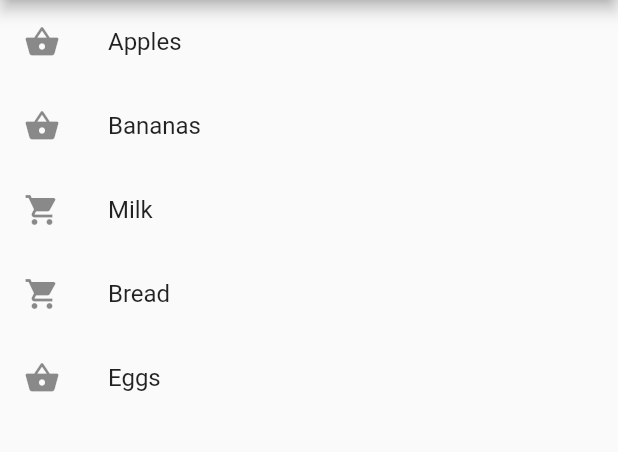
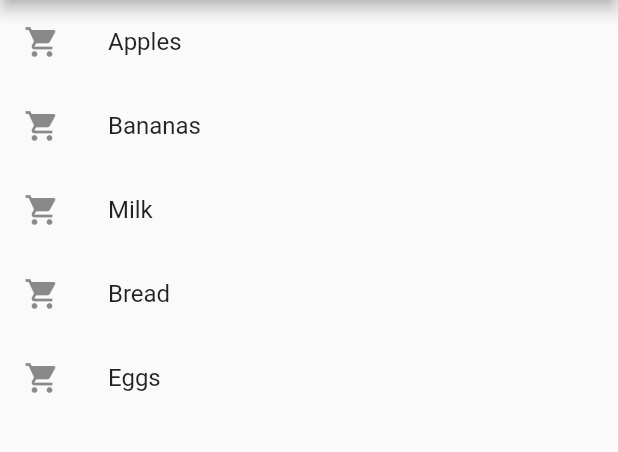
Before and after one commit to mdyasinahmed/livetapp1, a Flutter app: the screen it shows after launch, on a phone screen of 412 x 824 dp, the part 84-536 px from its top. Run offline on Flutter 3.47's test engine with Material 2 defaults, Android fonts, the phone set to English and light mode, and no system bars.

Commit message:
add screenshot

```diff
--- a/lib/main.dart
+++ b/lib/main.dart
@@ -13,17 +13,18 @@ class MyApp extends StatelessWidget {
         primarySwatch: Colors.blue,
       ),
       home: ShoppingListPage(),
+      debugShowCheckedModeBanner: false,
     );
   }
 }
 
 class ShoppingListPage extends StatelessWidget {
   final List<Map<String, dynamic>> shoppingItems = [
-    {"name": "Apples", "icon": Icons.shopping_basket},
-    {"name": "Bananas", "icon": Icons.shopping_basket},
+    {"name": "Apples", "icon": Icons.shopping_cart},
+    {"name": "Bananas", "icon": Icons.shopping_cart},
     {"name": "Milk", "icon": Icons.shopping_cart},
     {"name": "Bread", "icon": Icons.shopping_cart},
-    {"name": "Eggs", "icon": Icons.shopping_basket},
+    {"name": "Eggs", "icon": Icons.shopping_cart},
   ];
 
   @override
```
Also changed, not shown: Screenshot.png (added).
